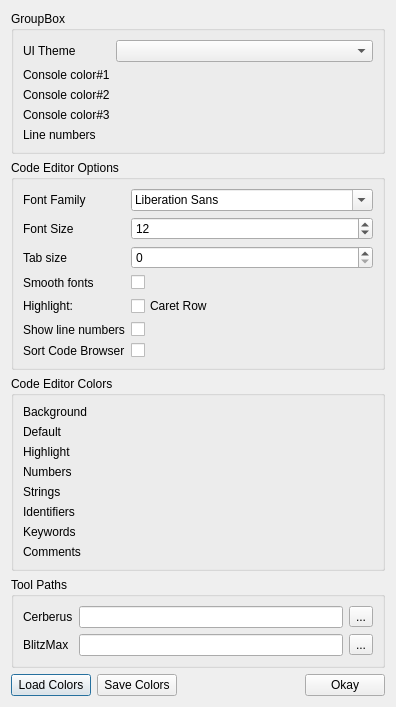
Old version of the form src/ted/prefsdialog.ui in the repository PhilMoe/cerberus.
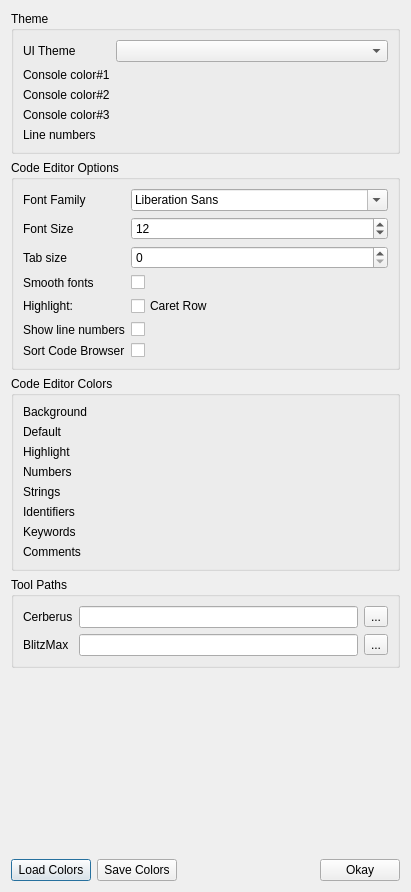
New version of the form. Custom widgets are drawn as their Qt base class.

Patch:
```diff
--- a/src/ted/prefsdialog.ui
+++ b/src/ted/prefsdialog.ui
@@ -6,8 +6,8 @@
    <rect>
     <x>0</x>
     <y>0</y>
-    <width>396</width>
-    <height>665</height>
+    <width>411</width>
+    <height>892</height>
    </rect>
   </property>
   <property name="windowTitle">
@@ -20,11 +20,20 @@
    <item>
     <widget class="QGroupBox" name="groupBox">
      <property name="title">
-      <string>GroupBox</string>
+      <string>Theme</string>
      </property>
-     <layout class="QFormLayout" name="formLayout_2">
-      <item row="0" column="0" colspan="2">
+     <layout class="QGridLayout" name="gridLayout_5">
+      <property name="leftMargin">
+       <number>9</number>
+      </property>
+      <property name="rightMargin">
+       <number>9</number>
+      </property>
+      <item row="0" column="0">
        <layout class="QFormLayout" name="formLayout_5">
+        <property name="fieldGrowthPolicy">
+         <enum>QFormLayout::AllNonFixedFieldsGrow</enum>
+        </property>
         <item row="1" column="0">
          <widget class="QLabel" name="themeLabel">
           <property name="text">
@@ -236,7 +245,7 @@
         <item row="1" column="1">
          <widget class="ColorSwatch" name="defaultColorWidget" native="true">
           <property name="styleSheet">
-           <string notr="true">color: rgb(255, 255, 255);</string>
+           <string notr="true"/>
           </property>
          </widget>
         </item>
@@ -313,6 +322,9 @@
      <layout class="QGridLayout" name="gridLayout_4">
       <item row="0" column="0">
        <layout class="QFormLayout" name="formLayout_4">
+        <property name="fieldGrowthPolicy">
+         <enum>QFormLayout::AllNonFixedFieldsGrow</enum>
+        </property>
         <item row="0" column="0">
          <widget class="QLabel" name="cerberusLabel">
           <property name="text">
```
Left out of the diff: 101 changed lines with no effect on the pictures.
